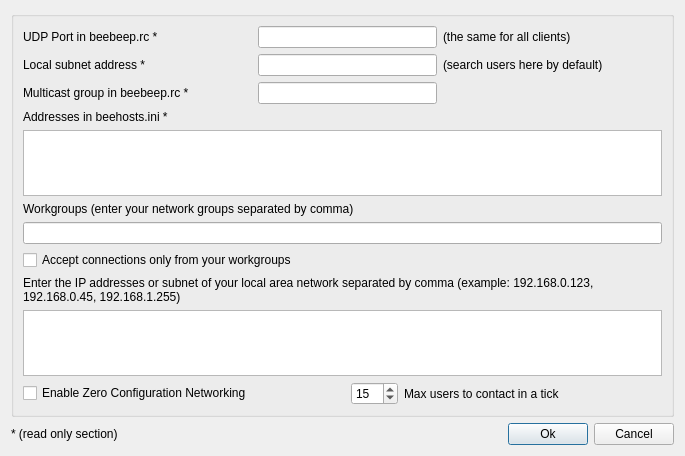
Before: the Qt Designer form src/desktop/GuiSearchUser.ui in hwgao/beebeep, drawn with Qt 5.
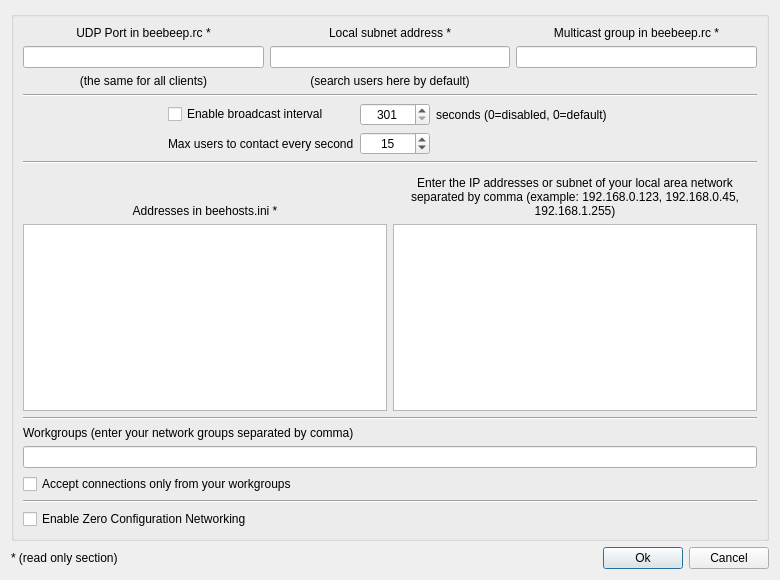
After: the same form once the commit is applied.

```diff
--- a/src/desktop/GuiSearchUser.ui
+++ b/src/desktop/GuiSearchUser.ui
@@ -6,8 +6,8 @@
    <rect>
     <x>0</x>
     <y>0</y>
-    <width>685</width>
-    <height>456</height>
+    <width>780</width>
+    <height>580</height>
    </rect>
   </property>
   <property name="sizePolicy">
@@ -19,63 +19,98 @@
   <property name="windowTitle">
    <string>Dialog</string>
   </property>
-  <layout class="QGridLayout" name="gridLayout_2">
-   <item row="0" column="0" colspan="3">
+  <layout class="QGridLayout" name="gridLayout_4">
+   <item row="1" column="0">
+    <widget class="QLabel" name="mp_lRO">
+     <property name="sizePolicy">
+      <sizepolicy hsizetype="Expanding" vsizetype="Preferred">
+       <horstretch>0</horstretch>
+       <verstretch>0</verstretch>
+      </sizepolicy>
+     </property>
+     <property name="text">
+      <string>* (read only section)</string>
+     </property>
+    </widget>
+   </item>
+   <item row="1" column="4">
+    <widget class="QPushButton" name="mp_pbOk">
+     <property name="text">
+      <string>Ok</string>
+     </property>
+    </widget>
+   </item>
+   <item row="1" column="5">
+    <widget class="QPushButton" name="mp_pbCancel">
+     <property name="text">
+      <string>Cancel</string>
+     </property>
+    </widget>
+   </item>
+   <item row="1" column="3">
+    <spacer name="horizontalSpacer_2">
+     <property name="orientation">
+      <enum>Qt::Horizontal</enum>
+     </property>
+     <property name="sizeHint" stdset="0">
+      <size>
+       <width>40</width>
+       <height>20</height>
+      </size>
+     </property>
+    </spacer>
+   </item>
+   <item row="0" column="0" colspan="6">
     <widget class="QGroupBox" name="mp_boxBroadcast">
+     <layout class="QGridLayout" name="gridLayout_5">
+      <item row="0" column="0">
      <layout class="QGridLayout" name="gridLayout">
-      <item row="5" column="0" colspan="7">
-       <widget class="QLabel" name="mp_lWorkgroups">
-        <property name="text">
-         <string>Workgroups (enter your network groups separated by comma)</string>
-        </property>
-       </widget>
-      </item>
       <item row="0" column="0">
        <widget class="QLabel" name="mp_lUdpPort">
-        <property name="sizePolicy">
-         <sizepolicy hsizetype="Minimum" vsizetype="Preferred">
-          <horstretch>0</horstretch>
-          <verstretch>0</verstretch>
-         </sizepolicy>
-        </property>
         <property name="text">
          <string>UDP Port in beebeep.rc *</string>
         </property>
         <property name="textFormat">
          <enum>Qt::PlainText</enum>
         </property>
-       </widget>
-      </item>
-      <item row="0" column="5" colspan="2">
-       <widget class="QLabel" name="mp_lHelpUdp">
-        <property name="sizePolicy">
-         <sizepolicy hsizetype="Minimum" vsizetype="Preferred">
-          <horstretch>0</horstretch>
-          <verstretch>0</verstretch>
-         </sizepolicy>
-        </property>
-        <property name="text">
-         <string>(the same for all clients)</string>
-        </property>
-       </widget>
-      </item>
-      <item row="1" column="0">
+          <property name="alignment">
+           <set>Qt::AlignCenter</set>
+          </property>
+         </widget>
+        </item>
+        <item row="0" column="1">
        <widget class="QLabel" name="mp_lBase">
-        <property name="sizePolicy">
-         <sizepolicy hsizetype="Minimum" vsizetype="Preferred">
-          <horstretch>0</horstretch>
-          <verstretch>0</verstretch>
-         </sizepolicy>
-        </property>
         <property name="text">
          <string>Local subnet address *</string>
         </property>
         <property name="textFormat">
          <enum>Qt::PlainText</enum>
         </property>
-       </widget>
-      </item>
-      <item row="0" column="1" colspan="4">
+          <property name="alignment">
+           <set>Qt::AlignCenter</set>
+          </property>
+         </widget>
+        </item>
+        <item row="0" column="2">
+         <widget class="QLabel" name="mp_lMulticastGroup">
+          <property name="sizePolicy">
+           <sizepolicy hsizetype="Minimum" vsizetype="Preferred">
+            <horstretch>0</horstretch>
+            <verstretch>0</verstretch>
+           </sizepolicy>
+          </property>
+          <property name="text">
+           <string>Multicast group in beebeep.rc *</string>
+          </property>
+          <property name="textFormat">
+           <enum>Qt::PlainText</enum>
+          </property>
+          <property name="alignment">
+           <set>Qt::AlignCenter</set>
+          </property>
+         </widget>
+        </item>
+        <item row="1" column="0">
        <widget class="QLineEdit" name="mp_leUdpPort">
         <property name="minimumSize">
          <size>
@@ -83,12 +118,15 @@
           <height>0</height>
          </size>
         </property>
+          <property name="alignment">
+           <set>Qt::AlignCenter</set>
+          </property>
         <property name="readOnly">
          <bool>true</bool>
         </property>
        </widget>
       </item>
-      <item row="1" column="1" colspan="4">
+        <item row="1" column="1">
        <widget class="QLineEdit" name="mp_leSubnet">
         <property name="minimumSize">
          <size>
@@ -96,80 +134,65 @@
           <height>0</height>
          </size>
         </property>
+          <property name="alignment">
+           <set>Qt::AlignCenter</set>
+          </property>
         <property name="readOnly">
          <bool>true</bool>
         </property>
        </widget>
       </item>
-      <item row="1" column="5" colspan="2">
+        <item row="1" column="2">
+         <widget class="QLineEdit" name="mp_leMulticastGroup">
+          <property name="minimumSize">
+           <size>
+            <width>120</width>
+            <height>0</height>
+           </size>
+          </property>
+          <property name="alignment">
+           <set>Qt::AlignCenter</set>
+          </property>
+          <property name="readOnly">
+           <bool>true</bool>
+          </property>
+         </widget>
+        </item>
+        <item row="2" column="0">
+         <widget class="QLabel" name="mp_lHelpUdp">
+          <property name="text">
+           <string>(the same for all clients)</string>
+          </property>
+          <property name="alignment">
+           <set>Qt::AlignCenter</set>
+          </property>
+         </widget>
+        </item>
+        <item row="2" column="1">
        <widget class="QLabel" name="mp_lHelpSubnet">
-        <property name="sizePolicy">
-         <sizepolicy hsizetype="Minimum" vsizetype="Preferred">
-          <horstretch>0</horstretch>
-          <verstretch>0</verstretch>
-         </sizepolicy>
-        </property>
         <property name="text">
          <string>(search users here by default)</string>
         </property>
-       </widget>
-      </item>
-      <item row="2" column="1" colspan="4">
-       <widget class="QLineEdit" name="mp_leMulticastGroup">
-        <property name="minimumSize">
-         <size>
-          <width>120</width>
-          <height>0</height>
-         </size>
-        </property>
-        <property name="readOnly">
-         <bool>true</bool>
-        </property>
-       </widget>
-      </item>
-      <item row="2" column="0">
-       <widget class="QLabel" name="mp_lMulticastGroup">
-        <property name="sizePolicy">
-         <sizepolicy hsizetype="Minimum" vsizetype="Preferred">
-          <horstretch>0</horstretch>
-          <verstretch>0</verstretch>
-         </sizepolicy>
-        </property>
-        <property name="text">
-         <string>Multicast group in beebeep.rc *</string>
-        </property>
-        <property name="textFormat">
-         <enum>Qt::PlainText</enum>
-        </property>
-       </widget>
+          <property name="alignment">
+           <set>Qt::AlignCenter</set>
+          </property>
+         </widget>
+        </item>
+       </layout>
       </item>
-      <item row="2" column="5" colspan="2">
-       <spacer name="horizontalSpacer_2">
-        <property name="orientation">
-         <enum>Qt::Horizontal</enum>
-        </property>
-        <property name="sizeHint" stdset="0">
-         <size>
-          <width>219</width>
-          <height>20</height>
-         </size>
-        </property>
-       </spacer>
-      </item>
-      <item row="4" column="0" colspan="7">
+      <item row="4" column="0">
+       <layout class="QGridLayout" name="gridLayout_2">
+        <item row="4" column="1">
+         <widget class="QPlainTextEdit" name="mp_teAddressesInSettings"/>
+        </item>
+        <item row="4" column="0">
        <widget class="QPlainTextEdit" name="mp_teAddressesInHosts">
-        <property name="maximumSize">
-         <size>
-          <width>16777215</width>
-          <height>70</height>
-         </size>
-        </property>
         <property name="readOnly">
          <bool>true</bool>
         </property>
        </widget>
       </item>
-      <item row="3" column="0">
+        <item row="2" column="0" rowspan="2">
        <widget class="QLabel" name="mp_lHostIni">
         <property name="text">
          <string>Addresses in beehosts.ini *</string>
@@ -178,27 +201,12 @@
          <enum>Qt::PlainText</enum>
         </property>
         <property name="alignment">
-         <set>Qt::AlignBottom|Qt::AlignLeading|Qt::AlignLeft</set>
+           <set>Qt::AlignBottom|Qt::AlignHCenter</set>
         </property>
        </widget>
       </item>
-      <item row="6" column="0" colspan="7">
-       <widget class="QLineEdit" name="mp_leWorkgroups"/>
-      </item>
-      <item row="8" column="0" colspan="7">
+        <item row="3" column="1">
        <widget class="QLabel" name="mp_lBroadcast">
-        <property name="sizePolicy">
-         <sizepolicy hsizetype="Minimum" vsizetype="Preferred">
-          <horstretch>0</horstretch>
-          <verstretch>0</verstretch>
-         </sizepolicy>
-        </property>
-        <property name="minimumSize">
-         <size>
-          <width>0</width>
-          <height>0</height>
-         </size>
-        </property>
         <property name="text">
          <string>Enter the IP addresses or subnet of your local area network separated by comma (example: 192.168.0.123, 192.168.0.45, 192.168.1.255)</string>
         </property>
@@ -206,14 +214,28 @@
          <enum>Qt::PlainText</enum>
         </property>
         <property name="alignment">
-         <set>Qt::AlignBottom|Qt::AlignLeading|Qt::AlignLeft</set>
+           <set>Qt::AlignBottom|Qt::AlignHCenter</set>
         </property>
         <property name="wordWrap">
          <bool>true</bool>
         </property>
        </widget>
       </item>
-      <item row="7" column="0" colspan="4">
+       </layout>
+      </item>
+      <item row="6" column="0">
+       <layout class="QVBoxLayout" name="verticalLayout_3">
+        <item>
+         <widget class="QLabel" name="mp_lWorkgroups">
+          <property name="text">
+           <string>Workgroups (enter your network groups separated by comma)</string>
+          </property>
+         </widget>
+        </item>
+        <item>
+         <widget class="QLineEdit" name="mp_leWorkgroups"/>
+        </item>
+        <item>
        <widget class="QCheckBox" name="mp_cbAcceptConnectionsOnlyFromWorkgroups">
         <property name="sizePolicy">
          <sizepolicy hsizetype="Expanding" vsizetype="Fixed">
@@ -226,20 +248,83 @@
         </property>
        </widget>
       </item>
-      <item row="9" column="0" colspan="7">
-       <widget class="QPlainTextEdit" name="mp_teAddressesInSettings">
-        <property name="maximumSize">
+       </layout>
+      </item>
+      <item row="2" column="0">
+       <layout class="QGridLayout" name="gridLayout_3">
+        <item row="0" column="4">
+         <spacer name="horizontalSpacer_3">
+          <property name="orientation">
+           <enum>Qt::Horizontal</enum>
+          </property>
+          <property name="sizeHint" stdset="0">
          <size>
-          <width>16777215</width>
-          <height>70</height>
-         </size>
-        </property>
-       </widget>
-      </item>
-      <item row="10" column="3" colspan="4">
-       <layout class="QHBoxLayout" name="horizontalLayout">
-        <item>
+            <width>108</width>
+            <height>20</height>
+           </size>
+          </property>
+         </spacer>
+        </item>
+        <item row="0" column="1">
+         <widget class="QCheckBox" name="mp_cbBroadcastInterval">
+          <property name="text">
+           <string>Enable broadcast interval</string>
+          </property>
+         </widget>
+        </item>
+        <item row="0" column="2">
+         <widget class="QSpinBox" name="mp_sbBroadcastInterval">
+          <property name="minimumSize">
+           <size>
+            <width>70</width>
+            <height>0</height>
+           </size>
+          </property>
+          <property name="alignment">
+           <set>Qt::AlignCenter</set>
+          </property>
+          <property name="suffix">
+           <string/>
+          </property>
+          <property name="minimum">
+           <number>301</number>
+          </property>
+          <property name="maximum">
+           <number>9999</number>
+          </property>
+          <property name="singleStep">
+           <number>3</number>
+          </property>
+          <property name="value">
+           <number>301</number>
+          </property>
+         </widget>
+        </item>
+        <item row="1" column="1">
+         <widget class="QLabel" name="mp_lMaxUsersToContact">
+          <property name="text">
+           <string>Max users to contact every second</string>
+          </property>
+         </widget>
+        </item>
+        <item row="0" column="3">
+         <widget class="QLabel" name="mp_lBroadcastIntervalSuffix">
+          <property name="text">
+           <string>seconds (0=disabled, 0=default)</string>
+          </property>
+         </widget>
+        </item>
+        <item row="1" column="2">
          <widget class="QSpinBox" name="mp_sbMaxUsersToContact">
+          <property name="minimumSize">
+           <size>
+            <width>70</width>
+            <height>0</height>
+           </size>
+          </property>
+          <property name="alignment">
+           <set>Qt::AlignCenter</set>
+          </property>
           <property name="minimum">
            <number>1</number>
           </property>
@@ -254,56 +339,83 @@
           </property>
          </widget>
         </item>
-        <item>
-         <widget class="QLabel" name="mp_lMaxUsersToContact">
-          <property name="sizePolicy">
-           <sizepolicy hsizetype="Expanding" vsizetype="Preferred">
-            <horstretch>0</horstretch>
-            <verstretch>0</verstretch>
-           </sizepolicy>
+        <item row="0" column="0">
+         <spacer name="horizontalSpacer_4">
+          <property name="orientation">
+           <enum>Qt::Horizontal</enum>
           </property>
-          <property name="text">
-           <string>Max users to contact in a tick</string>
+          <property name="sizeHint" stdset="0">
+           <size>
+            <width>40</width>
+            <height>20</height>
+           </size>
           </property>
-         </widget>
+         </spacer>
+        </item>
+        <item row="1" column="0">
+         <spacer name="horizontalSpacer_5">
+          <property name="orientation">
+           <enum>Qt::Horizontal</enum>
+          </property>
+          <property name="sizeHint" stdset="0">
+           <size>
+            <width>40</width>
+            <height>20</height>
+           </size>
+          </property>
+         </spacer>
+        </item>
+        <item row="1" column="3" colspan="2">
+         <spacer name="horizontalSpacer">
+          <property name="orientation">
+           <enum>Qt::Horizontal</enum>
+          </property>
+          <property name="sizeHint" stdset="0">
+           <size>
+            <width>40</width>
+            <height>20</height>
+           </size>
+          </property>
+         </spacer>
         </item>
        </layout>
       </item>
-      <item row="10" column="0">
+      <item row="5" column="0">
+       <widget class="Line" name="line_3">
+        <property name="orientation">
+         <enum>Qt::Horizontal</enum>
+        </property>
+       </widget>
+      </item>
+      <item row="7" column="0">
+       <widget class="Line" name="line_4">
+        <property name="orientation">
+         <enum>Qt::Horizontal</enum>
+        </property>
+       </widget>
+      </item>
+      <item row="8" column="0">
        <widget class="QCheckBox" name="mp_cbEnableMDns">
         <property name="text">
          <string>Enable Zero Configuration Networking</string>
         </property>
        </widget>
       </item>
-     </layout>
-    </widget>
-   </item>
    <item row="1" column="0">
-    <widget class="QLabel" name="mp_lRO">
-     <property name="sizePolicy">
-      <sizepolicy hsizetype="Expanding" vsizetype="Preferred">
-       <horstretch>0</horstretch>
-       <verstretch>0</verstretch>
-      </sizepolicy>
-     </property>
-     <property name="text">
-      <string>* (read only section)</string>
-     </property>
-    </widget>
-   </item>
-   <item row="1" column="1">
-    <widget class="QPushButton" name="mp_pbOk">
-     <property name="text">
-      <string>Ok</string>
+       <widget class="Line" name="line">
+        <property name="orientation">
+         <enum>Qt::Horizontal</enum>
+        </property>
+       </widget>
+      </item>
+      <item row="3" column="0">
+       <widget class="Line" name="line_2">
+        <property name="orientation">
+         <enum>Qt::Horizontal</enum>
      </property>
     </widget>
    </item>
-   <item row="1" column="2">
-    <widget class="QPushButton" name="mp_pbCancel">
-     <property name="text">
-      <string>Cancel</string>
-     </property>
+     </layout>
     </widget>
    </item>
   </layout>
```
Left out of the diff: 7 changed lines with no effect on the pictures. Lines whose indentation alone changed are shown as unchanged.
